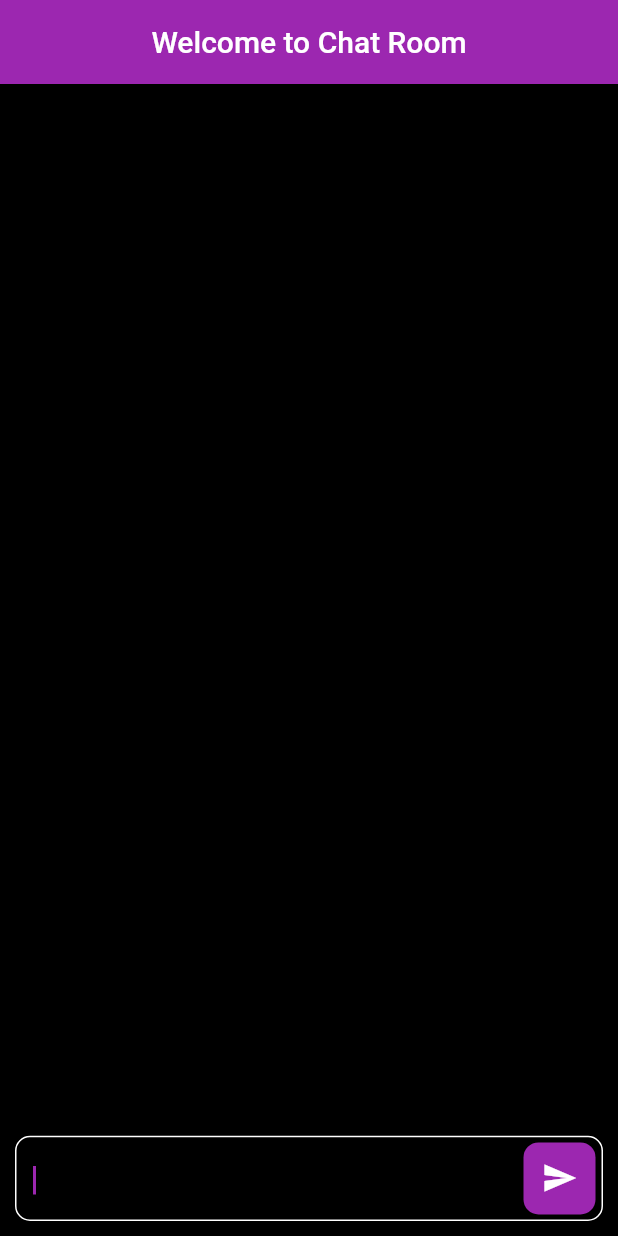
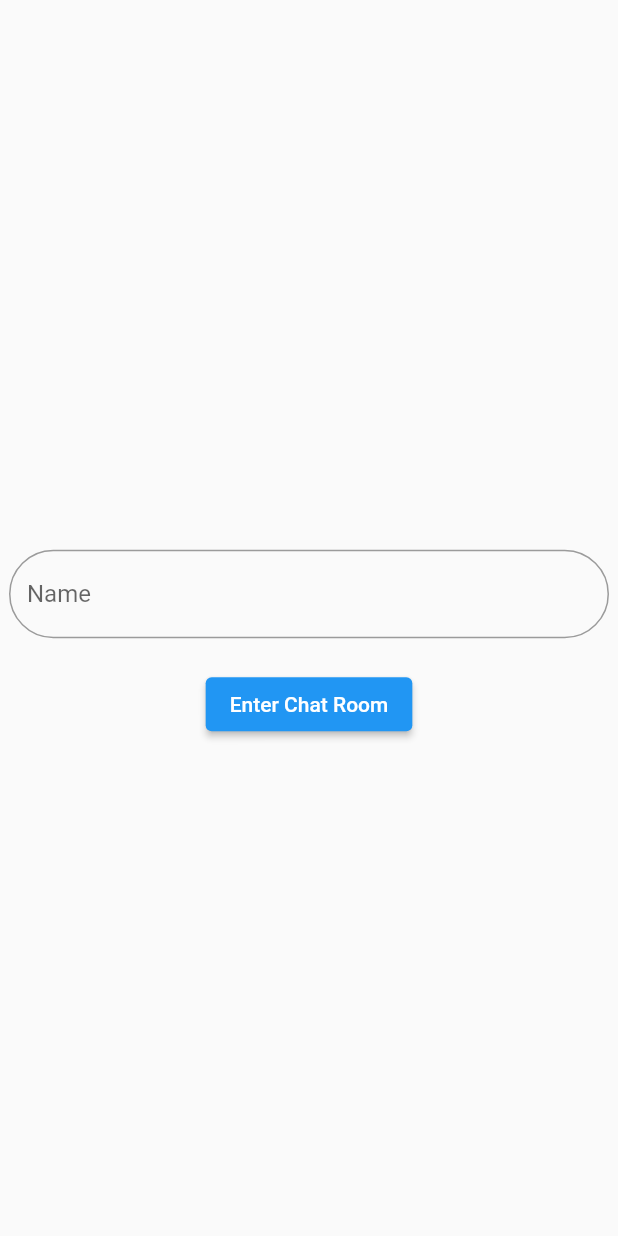
Before and after one commit to 3600-abhi/arishti_chat_app, a Flutter app: the screen it shows after launch, on a phone screen of 412 x 824 dp. Run offline on Flutter 3.47's test engine with Material 2 defaults, Android fonts, the phone set to English and light mode, and no system bars; our stand-ins replace firebase_core, firebase_messaging, flutter_local_notifications, socket_io_client; accounts and stored records are empty.

Commit message:
first commit

```diff
--- a/lib/main.dart
+++ b/lib/main.dart
@@ -1,29 +1,56 @@
-import 'package:arishti_chat_app/providers/MessageProvider.dart';
-import 'package:arishti_chat_app/screens/Homepage.dart';
+import 'package:arishti_chat_app/providers/LoginProvider.dart';
+import 'package:arishti_chat_app/screens/Login.dart';
 import 'package:flutter/material.dart';
 import 'package:provider/provider.dart';
+import 'package:firebase_core/firebase_core.dart';
+import 'package:firebase_messaging/firebase_messaging.dart';
+import 'package:flutter_local_notifications/flutter_local_notifications.dart';
 
-void main() {
+const AndroidNotificationChannel channel = AndroidNotificationChannel(
+    'high_importance_channel', // id
+    'High Importance Notifications', // title
+    description:
+    'This channel is used for important notifications.', // description
+    importance: Importance.high,
+    playSound: true);
+
+final FlutterLocalNotificationsPlugin flutterLocalNotificationsPlugin =
+FlutterLocalNotificationsPlugin();
+
+Future<void> _firebaseMessagingBackgroundHandler(RemoteMessage message) async {
+  await Firebase.initializeApp();
+  print('A bg message just showed up :  ${message.messageId}');
+}
+
+Future<void> main() async {
+  WidgetsFlutterBinding.ensureInitialized();
+  await Firebase.initializeApp();
+  FirebaseMessaging.onBackgroundMessage(_firebaseMessagingBackgroundHandler);
+
+  await flutterLocalNotificationsPlugin
+      .resolvePlatformSpecificImplementation<
+      AndroidFlutterLocalNotificationsPlugin>()
+      ?.createNotificationChannel(channel);
+
+  await FirebaseMessaging.instance.setForegroundNotificationPresentationOptions(
+    alert: true,
+    badge: true,
+    sound: true,
+  );
   runApp(MyApp());
 }
 
-class MyApp extends StatefulWidget {
+class MyApp extends StatelessWidget {
   const MyApp({Key? key}) : super(key: key);
 
   @override
-  State<MyApp> createState() => _MyAppState();
-}
-
-class _MyAppState extends State<MyApp> {
-  @override
   Widget build(BuildContext context) {
     return MaterialApp(
+      debugShowCheckedModeBanner: false,
       title: 'Chat Room',
-      debugShowCheckedModeBanner: false,
-      theme: ThemeData(primarySwatch: Colors.purple),
-      home: ChangeNotifierProvider<MessageProvider>(
-        create: (context) => MessageProvider(),
-        child: Homepage(),
+      home: ChangeNotifierProvider<LoginProvider>(
+        create: (context) => LoginProvider(),
+        child: Login(),
       ),
     );
   }
--- a/lib/models/Message.dart
+++ /dev/null
@@ -1,9 +0,0 @@
-class Message {
-  String message;
-  String senderSocketId;
-  DateTime sentAt;
-  Message(
-      {required this.message,
-      required this.senderSocketId,
-      required this.sentAt});
-}
--- /dev/null
+++ b/lib/models/MessageModel.dart
@@ -0,0 +1,19 @@
+class MessageModel {
+  final String message;
+  final String senderName;
+  final DateTime sentAt;
+
+  MessageModel({
+    required this.message,
+    required this.senderName,
+    required this.sentAt,
+  });
+
+  factory MessageModel.fromJson(Map<String, dynamic> message) {
+    return MessageModel(
+      message: message['message'],
+      senderName: message['senderName'],
+      sentAt: DateTime.fromMillisecondsSinceEpoch(message['sentAt']),
+    );
+  }
+}
--- /dev/null
+++ b/lib/providers/HomepageProvider.dart
@@ -0,0 +1,11 @@
+import 'package:arishti_chat_app/models/MessageModel.dart';
+import 'package:flutter/foundation.dart';
+
+class HomepageProvider extends ChangeNotifier {
+  List<MessageModel> messageList = [];
+
+  void addMessage(MessageModel message) {
+    messageList.add(message);
+    notifyListeners();
+  }
+}
--- /dev/null
+++ b/lib/providers/LoginProvider.dart
@@ -0,0 +1,10 @@
+import 'package:flutter/foundation.dart';
+
+class LoginProvider extends ChangeNotifier {
+  String errorMessage = '';
+
+  void setErrorMessage(String message) {
+    errorMessage = message;
+    notifyListeners();
+  }
+}
--- a/lib/providers/MessageProvider.dart
+++ /dev/null
@@ -1,11 +0,0 @@
-import 'package:arishti_chat_app/models/Message.dart';
-import 'package:flutter/cupertino.dart';
-
-class MessageProvider extends ChangeNotifier{
-    List<Message> messageList = [];
-
-    void addNewMessage(Message msg) {
-    messageList.add(msg);
-    notifyListeners();
-  }
-}
--- /dev/null
+++ b/lib/screens/Login.dart
@@ -0,0 +1,79 @@
+import 'package:arishti_chat_app/providers/HomepageProvider.dart';
+import 'package:arishti_chat_app/providers/LoginProvider.dart';
+import 'package:arishti_chat_app/screens/Homepage.dart';
+import 'package:flutter/material.dart';
+import 'package:provider/provider.dart';
+
+class Login extends StatefulWidget {
+  const Login({Key? key}) : super(key: key);
+
+  @override
+  State<Login> createState() => _LoginState();
+}
+
+class _LoginState extends State<Login> {
+  TextEditingController nameController = TextEditingController();
+
+  void handleBottonClick(String name) {
+    final provider = Provider.of<LoginProvider>(context, listen: false);
+    if (name == '') {
+      provider.setErrorMessage('Please Enter your name');
+    } else {
+      Navigator.push(
+          context,
+          MaterialPageRoute(
+              builder: (context) => ChangeNotifierProvider<HomepageProvider>(
+                  create: (context) => HomepageProvider(), child: Homepage(name: name))));
+    }
+  }
+
+  @override
+  Widget build(BuildContext context) {
+    return Scaffold(
+      body: SafeArea(
+        child: Container(
+          child: Center(
+            child: Column(
+              mainAxisAlignment: MainAxisAlignment.center,
+              children: [
+
+                Consumer<LoginProvider>(
+                  builder: (context, provider, child) {
+                    return Text(provider.errorMessage, style: TextStyle(color: Colors.red));
+                  },
+                ),
+
+                SizedBox(height: 20),
+
+                Container(
+                  constraints: BoxConstraints(
+                    maxWidth: 400,
+                    minWidth: 150,
+                  ),
+                  child: TextField(
+                    controller: nameController,
+                    decoration: InputDecoration(
+                        hintText: 'Enter your Name',
+                        labelText: 'Name',
+                        border: OutlineInputBorder(
+                          borderRadius: BorderRadius.circular(50),
+                        )),
+                  ),
+                ),
+                SizedBox(
+                  height: 20,
+                ),
+                ElevatedButton(
+                  child: Text('Enter Chat Room'),
+                  onPressed: () {
+                    handleBottonClick(nameController.text.trim());
+                  },
+                )
+              ],
+            ),
+          ),
+        ),
+      ),
+    );
+  }
+}
--- a/pubspec.yaml
+++ b/pubspec.yaml
@@ -41,7 +41,13 @@ dependencies:
 
   provider: ^6.0.4
 
+  intl: ^0.17.0
+
   http: ^0.13.5
+
+  firebase_core: ^2.3.0
+  firebase_messaging: ^14.1.1
+  flutter_local_notifications: ^12.0.4
 
 dev_dependencies:
   flutter_test:
```
Also changed, not shown: lib/screens/Homepage.dart (+157 -135 lines), pubspec.lock, 8 other files.
